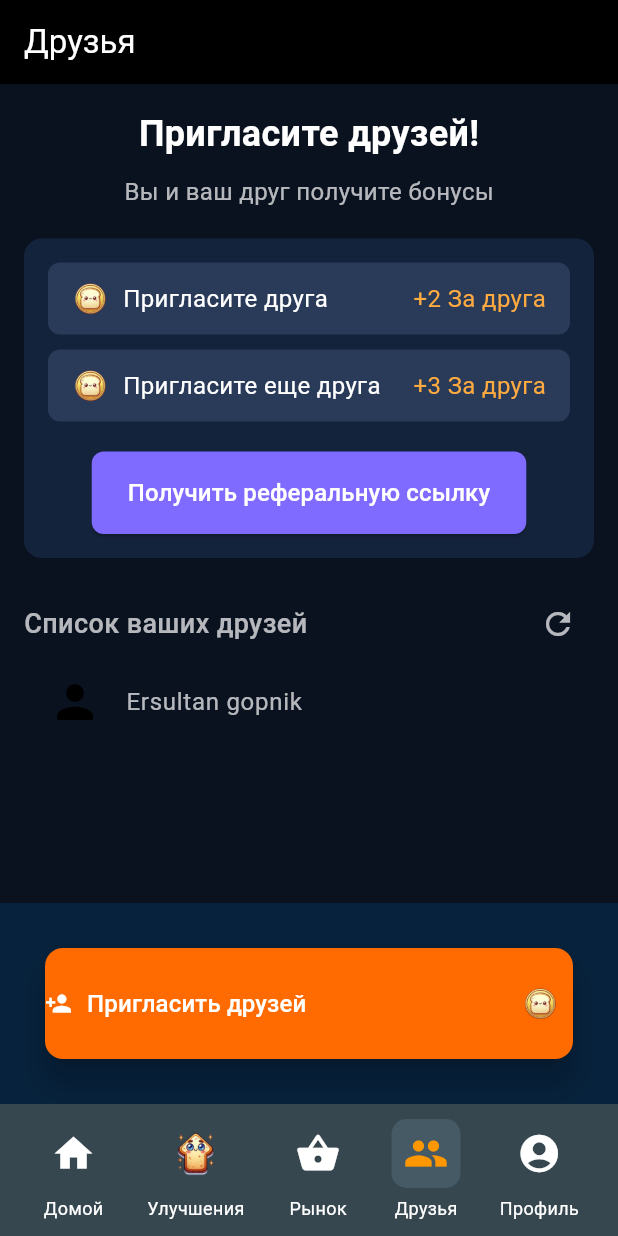
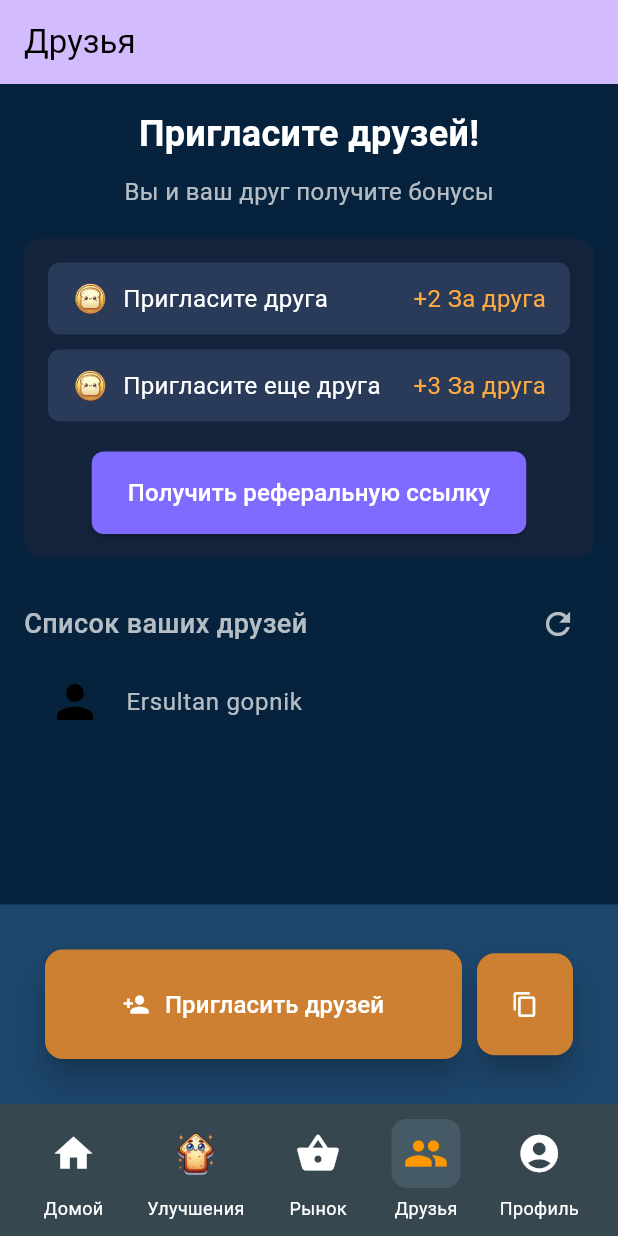
Before and after one commit to karma-dev-team/NaNTap, a Flutter app: the screen it shows after launch, item 4 of the bottom bar chosen, on a phone screen of 412 x 824 dp. Run offline on Flutter 3.47's test engine with Material 3 defaults, Android fonts, the phone set to English and light mode, and no system bars; missing offline and left inert: dart:ffi.

Commit message:
поменял friends

```diff
--- a/lib/pages/friends.dart
+++ b/lib/pages/friends.dart
@@ -6,16 +6,16 @@ class FriendsPage extends StatelessWidget {
   @override
   Widget build(BuildContext context) {
     return Scaffold(
-      backgroundColor: const Color(0xFF07223C),
+      backgroundColor: const Color(0xFF1D466C),
       appBar: AppBar(
-        backgroundColor: Colors.black,
+        backgroundColor: Theme.of(context).colorScheme.inversePrimary,
         title: const Text(
           "Друзья",
-          style: TextStyle(color: Colors.white),
+          style: TextStyle(color: Colors.black),
         ),
       ),
       body: Container(
-        color: const Color(0xFF0A1220), // Тёмный фон
+        color: const Color(0xFF07223C), // Тёмный фон
         padding: const EdgeInsets.all(16.0),
         child: Column(
           crossAxisAlignment: CrossAxisAlignment.start,
@@ -108,44 +108,59 @@ class FriendsPage extends StatelessWidget {
       ),
 bottomNavigationBar: Padding(
   padding: const EdgeInsets.symmetric(horizontal: 30, vertical: 30),
+  child: Row(
+    children: [
+      // Кнопка "Пригласить друзей"
+      Expanded(
         child: ElevatedButton(
           onPressed: () {
             // Заглушка для приглашения друзей
             print('Пригласить друзей');
           },
           style: ElevatedButton.styleFrom(
-            backgroundColor: const Color(0xFFFF6B00), // Цвет кнопки (оранжевый)
-            padding: const EdgeInsets.symmetric(vertical: 25), // Высота кнопки
+            backgroundColor: const Color(0xFFCD8032), // Цвет кнопки
+            padding: const EdgeInsets.symmetric(vertical: 25),
             shape: RoundedRectangleBorder(
-              borderRadius: BorderRadius.circular(12), // Скруглённые углы
+              borderRadius: BorderRadius.circular(12),
             ),
-            elevation: 8, // Тень
+            elevation: 8,
           ),
           child: Row(
-            mainAxisAlignment: MainAxisAlignment.spaceBetween, // Выравнивание элементов
+            mainAxisAlignment: MainAxisAlignment.center, // Центрирование элементов
             children: [
-              const Row(
-                children: [
-                  Icon(Icons.person_add, color: Colors.white), // Иконка "пригласить друга"
-                  SizedBox(width: 10),
-                  Text(
+              const Icon(Icons.person_add, color: Colors.white), // Иконка "пригласить друга"
+              const SizedBox(width: 10),
+              const Text(
                 'Пригласить друзей',
                 style: TextStyle(color: Colors.white, fontSize: 16),
               ),
             ],
           ),
-              Padding(
-                padding: const EdgeInsets.only(right: 10.0), // Отступ справа для картинки
-                child: Image.asset(
-                  'assets/image/coin.png',
-                  width: 24,
-                  height: 24,
         ),
+      ),
+      const SizedBox(width: 10), // Промежуток между кнопками
+      // Кнопка "Скопировать"
+      ElevatedButton(
+        onPressed: () {
+          // Заглушка для копирования
+          print('Скопировать ссылку');
+        },
+        style: ElevatedButton.styleFrom(
+          backgroundColor: const Color(0xFFCD8032), // Цвет кнопки копирования
+          padding: const EdgeInsets.symmetric(vertical: 25, horizontal: 20), // Размер кнопки
+          shape: RoundedRectangleBorder(
+            borderRadius: BorderRadius.circular(12),
+          ),
+          elevation: 8,
+        ),
+        child: const Icon(Icons.copy, color: Colors.white), // Иконка копирования
       ),
     ],
   ),
 ),
-      ),
+
+
+
     );
   }
 }
```
Lines whose indentation alone changed are shown as unchanged.
